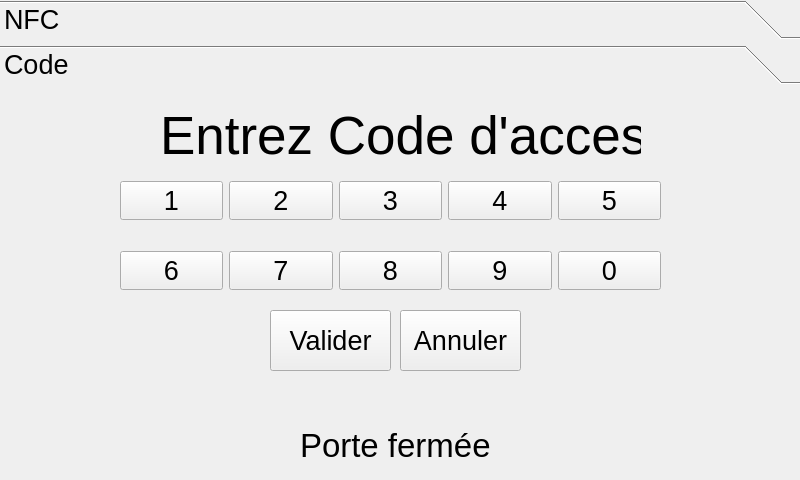
Above: GUI.ui from gomme600/accessocampus before the change. Below: the same form after it.
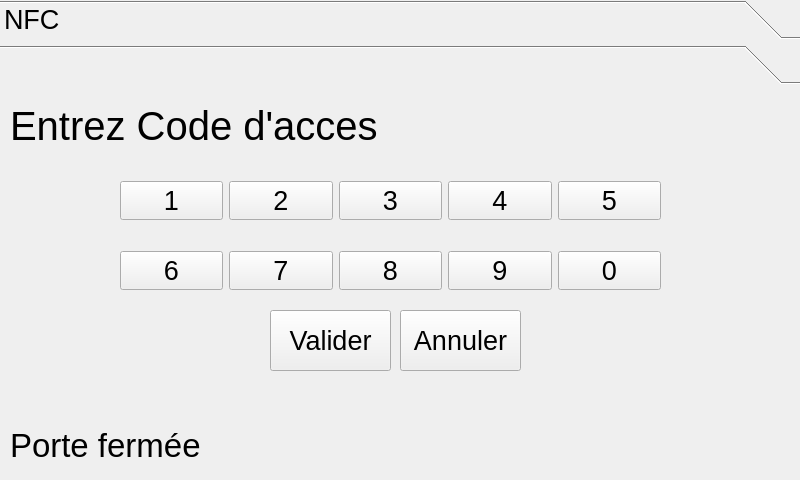
That is the form after the change. The open tabs and pages were chosen to show the change. Icons and pictures are not drawn.

Patch:
```diff
--- a/GUI.ui
+++ b/GUI.ui
@@ -24,6 +24,9 @@
   </property>
   <widget class="QWidget" name="centralwidget">
    <widget class="QToolBox" name="toolBox">
+    <property name="enabled">
+     <bool>true</bool>
+    </property>
     <property name="geometry">
      <rect>
       <x>0</x>
@@ -37,6 +40,12 @@
       <pointsize>20</pointsize>
      </font>
     </property>
+    <property name="layoutDirection">
+     <enum>Qt::LeftToRight</enum>
+    </property>
+    <property name="frameShadow">
+     <enum>QFrame::Plain</enum>
+    </property>
     <property name="currentIndex">
      <number>0</number>
     </property>
@@ -103,20 +112,20 @@
       </rect>
      </property>
      <attribute name="label">
-      <string>Code</string>
+      <string/>
      </attribute>
      <widget class="QLabel" name="label_code_acces">
       <property name="geometry">
        <rect>
-        <x>160</x>
-        <y>10</y>
-        <width>481</width>
+        <x>10</x>
+        <y>0</y>
+        <width>781</width>
         <height>71</height>
        </rect>
       </property>
       <property name="font">
        <font>
-        <pointsize>40</pointsize>
+        <pointsize>30</pointsize>
        </font>
       </property>
       <property name="text">
@@ -248,9 +257,9 @@
    <widget class="QLabel" name="label_statut_porte">
     <property name="geometry">
      <rect>
-      <x>300</x>
+      <x>10</x>
       <y>430</y>
-      <width>211</width>
+      <width>781</width>
       <height>31</height>
      </rect>
     </property>
```
Left out of the diff: 6 changed lines with no effect on the pictures.
